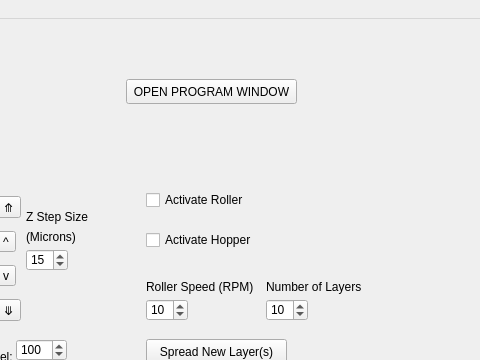
The window that QT_Framework/mainwindow.ui (BYUCreateResearchLab/CREATE_LAB_Binder_Jet_Printer) describes before a commit, drawn with Qt 5; both pictures show x 384 to 864 and y 0 to 360 of the 864 by 569 pixel window.
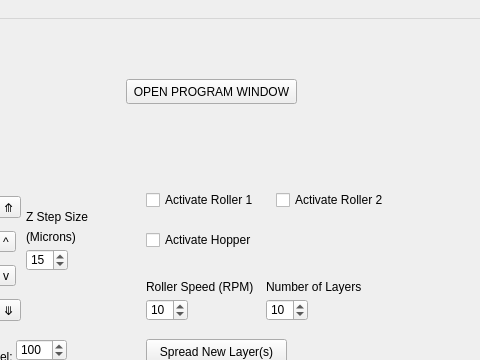
The same window after the commit.

Patch:
```diff
--- a/QT_Framework/mainwindow.ui
+++ b/QT_Framework/mainwindow.ui
@@ -345,7 +345,7 @@
      </rect>
     </property>
     <property name="text">
-     <string>Activate Roller</string>
+     <string>Activate Roller 1</string>
     </property>
    </widget>
    <widget class="QCheckBox" name="activateHopper">
@@ -491,6 +491,19 @@
      <string>REVERT values to default</string>
     </property>
    </widget>
+   <widget class="QCheckBox" name="activateRoller2">
+    <property name="geometry">
+     <rect>
+      <x>660</x>
+      <y>170</y>
+      <width>121</width>
+      <height>22</height>
+     </rect>
+    </property>
+    <property name="text">
+     <string>Activate Roller 2</string>
+    </property>
+   </widget>
   </widget>
   <widget class="QMenuBar" name="menubar">
    <property name="geometry">
```
Left out of the diff: 2 changed lines with no effect on the pictures.
